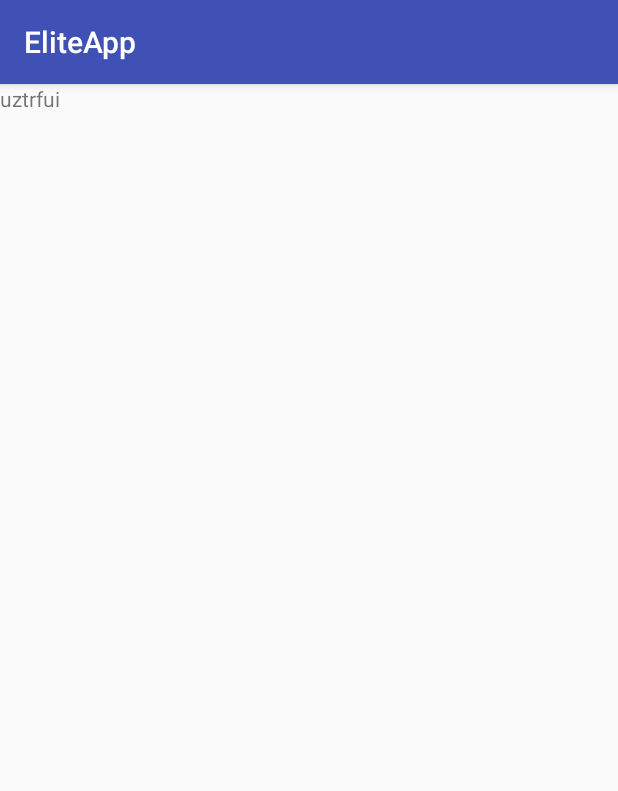
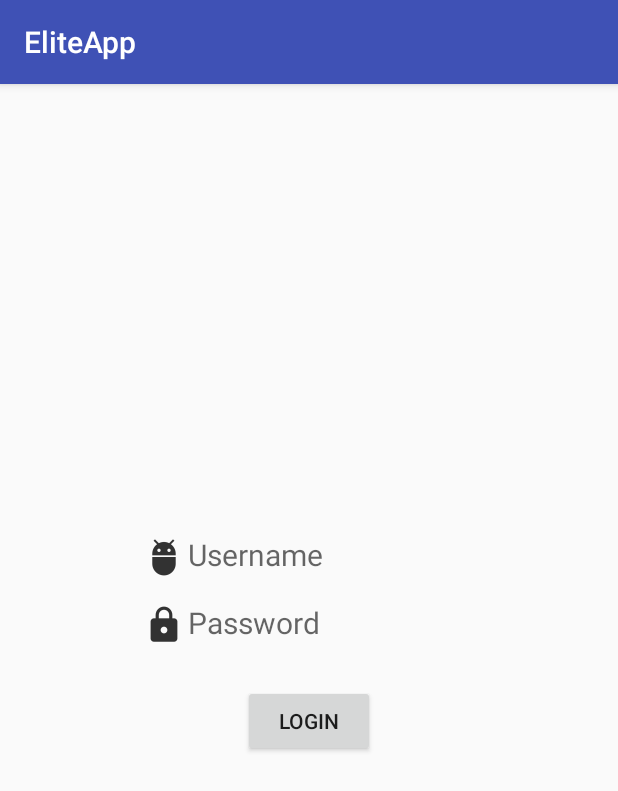
Before and after one commit to EliteApp/EliteApp, an Android app: the screen it shows after launch (LogInActivity), on a phone screen of 412 x 824 dp. Shown: the top 791 px of the screen. Run offline under Robolectric (Android 15) with nearby library versions, the phone set to English and light mode, and no system bars.

Commit message:
Text views (Username/Password) with drawables Login Button

```diff
--- a/app/src/main/res/layout/activity_log_in.xml
+++ b/app/src/main/res/layout/activity_log_in.xml
@@ -9,9 +9,42 @@
 
     <TextView
         android:id="@+id/textView"
+        android:layout_width="225dp"
+        android:layout_height="30dp"
+        android:layout_marginEnd="80dp"
+        android:layout_marginStart="80dp"
+        android:layout_marginTop="300dp"
+        android:hint="Username"
+        android:textSize="20dp"
+        android:drawableLeft="@drawable/ic_action_user"
+        app:layout_constraintEnd_toEndOf="parent"
+        app:layout_constraintStart_toStartOf="parent"
+        app:layout_constraintTop_toTopOf="parent" />
+
+    <TextView
+        android:id="@+id/textView6"
+        android:layout_width="225dp"
+        android:layout_height="30dp"
+        android:layout_marginEnd="80dp"
+        android:layout_marginStart="80dp"
+        android:layout_marginTop="15dp"
+        android:hint="Password"
+        android:textSize="20dp"
+        android:drawableLeft="@drawable/ic_action_lock"
+        app:layout_constraintEnd_toEndOf="parent"
+        app:layout_constraintStart_toStartOf="parent"
+        app:layout_constraintTop_toBottomOf="@+id/textView" />
+
+    <Button
+        android:id="@+id/button"
         android:layout_width="wrap_content"
         android:layout_height="wrap_content"
-        android:text="uztrfui"
-        tools:layout_editor_absoluteX="16dp"
-        tools:layout_editor_absoluteY="48dp" />
+        android:layout_marginEnd="148dp"
+        android:layout_marginStart="148dp"
+        android:layout_marginTop="25dp"
+        android:text="Login"
+        app:layout_constraintEnd_toEndOf="parent"
+        app:layout_constraintStart_toStartOf="parent"
+        app:layout_constraintTop_toBottomOf="@+id/textView6" />
+
 </android.support.constraint.ConstraintLayout>
```
Also changed, not shown: app/src/main/res/drawable-hdpi/ic_action_lock.png (added), app/src/main/res/drawable-hdpi/ic_action_user.png (added), app/src/main/res/drawable-mdpi/ic_action_lock.png (added), app/src/main/res/drawable-mdpi/ic_action_user.png (added), app/src/main/res/drawable-xhdpi/ic_action_lock.png (added), app/src/main/res/drawable-xhdpi/ic_action_user.png (added), app/src/main/res/drawable-xxhdpi/ic_action_lock.png (added), app/src/main/res/drawable-xxhdpi/ic_action_user.png (added), app/src/main/res/drawable/Logo_Einhard_Gynasium.png (added), app/src/main/res/drawable/Logo_Einhard_Gynasium[1].jpg (added).
